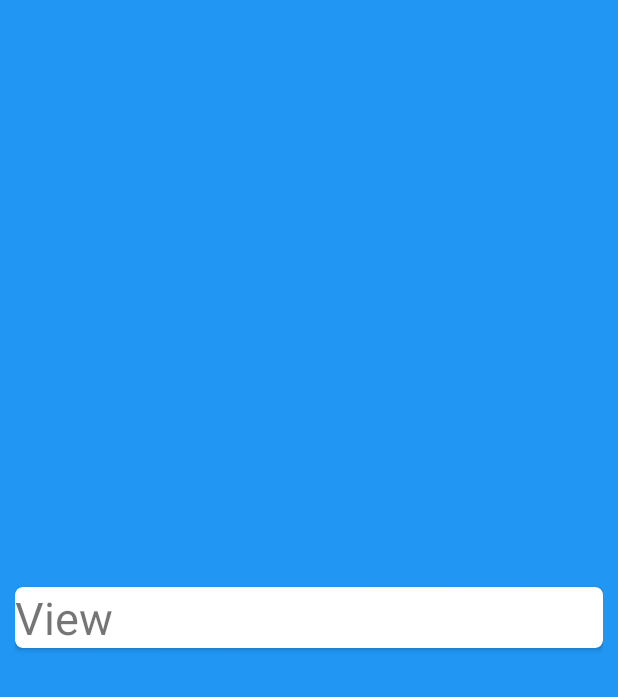
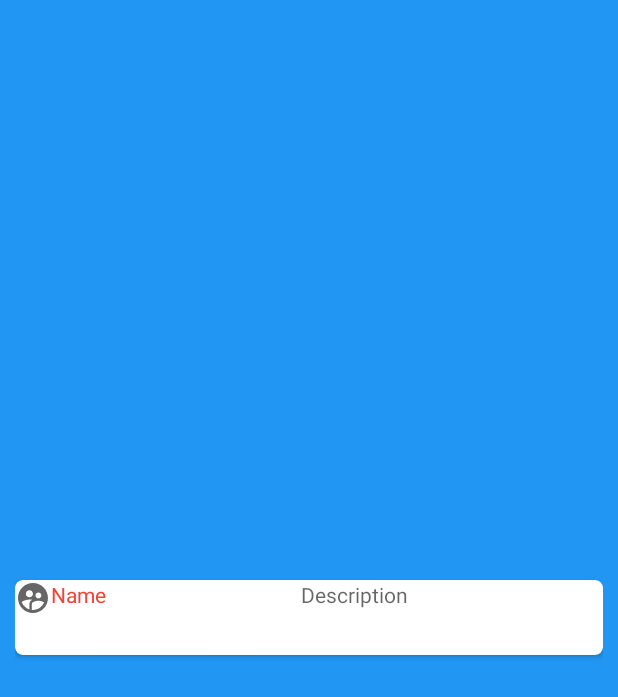
Before and after one commit to Avinash1705/TaskReport, an Android app: the layout main_card.xml on its own in the app's theme, with its tools: preview values and no code run, on a phone screen of 412 x 824 dp. Shown: the top 697 px of the screen. Run offline under Robolectric (Android 15) with nearby library versions, the phone set to English and light mode, and no system bars.

```diff
--- a/app/src/main/AndroidManifest.xml
+++ b/app/src/main/AndroidManifest.xml
@@ -19,7 +19,7 @@
             </intent-filter>
         </activity>
         <activity
-            android:name=".MainActivity"
+            android:name=".HomeActivity"
             android:exported="true">
             <intent-filter>
                 <action android:name="android.intent.action.MAIN" />
--- a/app/src/main/res/drawable/gradient_login.xml
+++ b/app/src/main/res/drawable/gradient_login.xml
@@ -5,7 +5,8 @@
         <gradient
             android:startColor="#4CAF50"
             android:endColor="#9C27B0"
-            android:centerColor="#FF5722">
+            android:centerColor="#FF5722"
+            android:angle="90">
 
         </gradient>
     </shape>
--- /dev/null
+++ b/app/src/main/res/drawable/user.xml
@@ -0,0 +1,10 @@
+<vector xmlns:android="http://schemas.android.com/apk/res/android"
+    android:width="24dp"
+    android:height="24dp"
+    android:viewportWidth="24"
+    android:viewportHeight="24"
+    android:tint="?attr/colorControlNormal">
+  <path
+      android:fillColor="@android:color/white"
+      android:pathData="M11.99,2c-5.52,0 -10,4.48 -10,10s4.48,10 10,10 10,-4.48 10,-10 -4.48,-10 -10,-10zM15.6,8.34c1.07,0 1.93,0.86 1.93,1.93 0,1.07 -0.86,1.93 -1.93,1.93 -1.07,0 -1.93,-0.86 -1.93,-1.93 -0.01,-1.07 0.86,-1.93 1.93,-1.93zM9.6,6.76c1.3,0 2.36,1.06 2.36,2.36 0,1.3 -1.06,2.36 -2.36,2.36s-2.36,-1.06 -2.36,-2.36c0,-1.31 1.05,-2.36 2.36,-2.36zM9.6,15.89v3.75c-2.4,-0.75 -4.3,-2.6 -5.14,-4.96 1.05,-1.12 3.67,-1.69 5.14,-1.69 0.53,0 1.2,0.08 1.9,0.22 -1.64,0.87 -1.9,2.02 -1.9,2.68zM11.99,20c-0.27,0 -0.53,-0.01 -0.79,-0.04v-4.07c0,-1.42 2.94,-2.13 4.4,-2.13 1.07,0 2.92,0.39 3.84,1.15 -1.17,2.97 -4.06,5.09 -7.45,5.09z"/>
+</vector>
--- a/app/src/main/res/layout/activity_main.xml
+++ b/app/src/main/res/layout/activity_home.xml
@@ -10,7 +10,7 @@
     <RelativeLayout
         android:layout_width="match_parent"
         android:layout_height="match_parent"
-        tools:context=".MainActivity"
+        tools:context=".HomeActivity"
         android:background="#E4D868">
 
         <ListView
--- a/app/src/main/res/layout/activity_login.xml
+++ b/app/src/main/res/layout/activity_login.xml
@@ -27,11 +27,12 @@
 
             <Button
                 android:id="@+id/bt_login"
-                android:text="Login"
                 android:layout_width="wrap_content"
                 android:layout_height="wrap_content"
                 android:layout_below="@+id/et_name"
-                android:layout_alignParentRight="true" />
+                android:layout_alignParentRight="true"
+                android:text="Login"
+               android:onClick="FnHome" />
         </RelativeLayout>
     </RelativeLayout>
 </layout>
--- a/app/src/main/res/layout/main_card.xml
+++ b/app/src/main/res/layout/main_card.xml
@@ -1,21 +1,57 @@
 <?xml version="1.0" encoding="utf-8"?>
-<RelativeLayout xmlns:android="http://schemas.android.com/apk/res/android"
+<layout xmlns:android="http://schemas.android.com/apk/res/android"
+    xmlns:app="http://schemas.android.com/apk/res-auto">
+<data>
+    <variable
+        name="viewModel"
+        type="com.example.viewModel.homeViewModel" />
+</data>
+    <RelativeLayout
         android:layout_width="match_parent"
         android:layout_height="match_parent"
-    xmlns:app="http://schemas.android.com/apk/res-auto"
         android:background="#2196F3"
         android:padding="10sp">
+
         <androidx.cardview.widget.CardView
             android:layout_width="match_parent"
             android:layout_height="wrap_content"
+            android:layout_centerInParent="true"
             android:elevation="5dp"
             app:cardCornerRadius="5dp"
-    android:layout_centerInParent="true"
             app:cardPreventCornerOverlap="true">
+
+            <RelativeLayout
+                android:layout_width="match_parent"
+                android:layout_height="match_parent">
+
+                <LinearLayout
+                    android:layout_width="match_parent"
+                    android:layout_height="50dp"
+                    android:orientation="horizontal"
+                    android:weightSum="2"
+                    android:layout_centerInParent="true">
+
+                    <ImageView
+                        android:layout_width="wrap_content"
+                        android:layout_height="wrap_content"
+                        android:background="@drawable/user" />
+
                     <TextView
-        android:layout_width="match_parent"
-        android:layout_height="match_parent"
-        android:text="View"
-        android:textSize="30sp"/>
+                        android:layout_width="wrap_content"
+                        android:layout_height="wrap_content"
+                        android:text="@{viewModel.name}"
+                        android:hint="Name"
+                        android:textColorHint="#F44336"
+                        android:layout_weight="1"/>
+                    <TextView
+                        android:layout_width="wrap_content"
+                        android:layout_height="wrap_content"
+                        android:text="@{viewModel.desc}"
+                        android:hint="Description"
+                        android:layout_weight="1"/>
+                </LinearLayout>
+
+            </RelativeLayout>
         </androidx.cardview.widget.CardView>
     </RelativeLayout>
+</layout>
--- a/build.gradle
+++ b/build.gradle
@@ -6,7 +6,7 @@ buildscript {
     }
     dependencies {
         classpath "com.android.tools.build:gradle:7.0.2"
-        classpath "org.jetbrains.kotlin:kotlin-gradle-plugin:1.5.30"
+        classpath 'org.jetbrains.kotlin:kotlin-gradle-plugin:1.5.31'
 
         // NOTE: Do not place your application dependencies here; they belong
         // in the individual module build.gradle files
```
Also changed, not shown: app/src/main/java/com/example/taskreport/HomeActivity.kt (added, +30 -0 lines), app/src/main/java/com/example/taskreport/MainActivity.kt (deleted, +0 -17 lines), app/src/main/java/com/example/taskreport/adapter/AdapterMain.kt (+6 -1 lines), app/src/main/java/com/example/taskreport/model/HomeModel.kt (added, +8 -0 lines), app/src/main/java/com/example/taskreport/ui/Login.kt (+23 -2 lines), app/src/main/java/com/example/viewModel/homeViewModel.kt (added, +10 -0 lines), app/src/main/res/drawable/post_task.xml (added, +22 -0 lines), app/src/main/res/drawable/view_task.xml (added, +10 -0 lines). Lines whose indentation alone changed are shown as unchanged.
